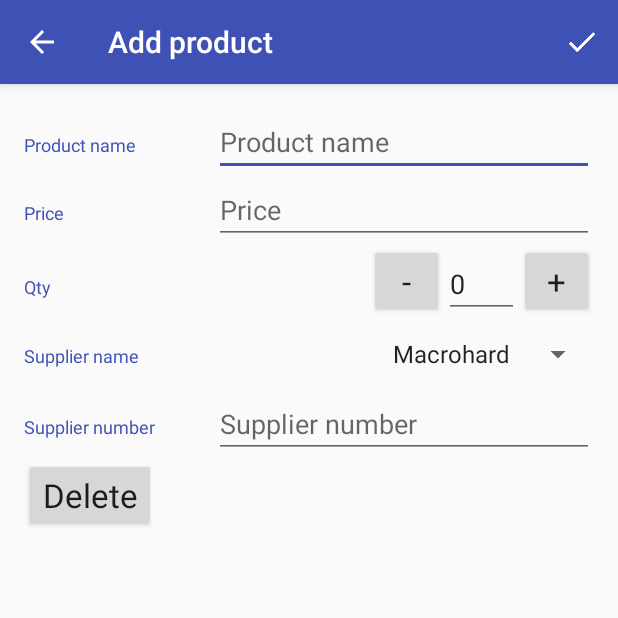
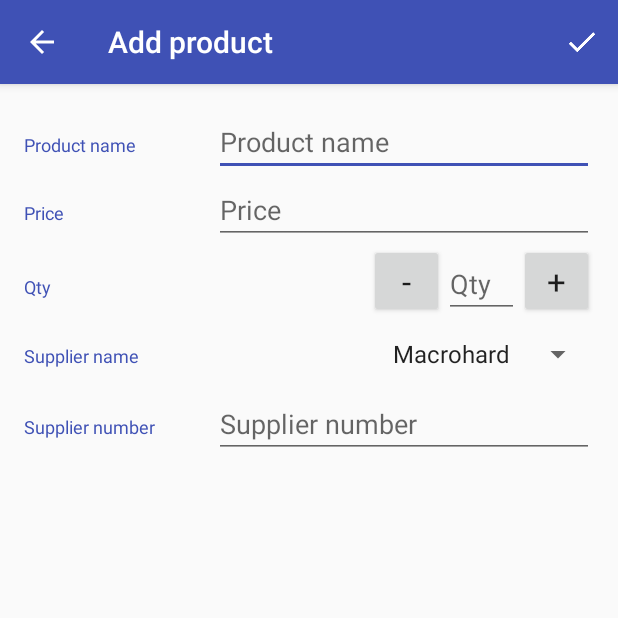
Before and after one commit to vsundesha/Inventory-App-Stage-1, an Android app: the MainActivity screen opened directly, with no data from a screen before it, on a phone screen of 412 x 824 dp, the top half of it. Run offline under Robolectric (Android 15) with nearby library versions, the phone set to English and light mode, and no system bars.

Commit message:
update delete sale and save

```diff
--- a/app/src/main/java/com/example/anrdoid/inventoryappstage1/data/InventoryContract.java
+++ b/app/src/main/java/com/example/anrdoid/inventoryappstage1/data/InventoryContract.java
@@ -35,6 +35,7 @@ public class InventoryContract {
         public final static int SUPPLIER_TWO = 1;
         public final static int SUPPLIER_THREE = 2;
 
+
         public static boolean isValidSupplier(int supplier) {
             if (supplier == SUPPLIER_ONE || supplier == SUPPLIER_TWO || supplier == SUPPLIER_THREE) {
                 return true;
--- a/app/src/main/java/com/example/anrdoid/inventoryappstage1/data/InventoryProvider.java
+++ b/app/src/main/java/com/example/anrdoid/inventoryappstage1/data/InventoryProvider.java
@@ -22,6 +22,7 @@ public class InventoryProvider extends ContentProvider {
     private static final UriMatcher uriMatcher = new UriMatcher(UriMatcher.NO_MATCH);
 
     private static final int PRODUCTS = 100;
+
     private static final int PRODUCT_ID = 101;
 
     static {
--- a/app/src/main/res/layout/activity_main.xml
+++ b/app/src/main/res/layout/activity_main.xml
@@ -76,7 +76,6 @@
                 android:layout_width="50dp"
                 android:layout_height="wrap_content"
                 android:hint="@string/product_quantity"
-                android:text="0"
                 android:inputType="number" />
             <Button
                 android:id="@+id/increment"
@@ -126,16 +125,4 @@
 
         </RelativeLayout>
     </LinearLayout>
-    <LinearLayout
-        android:layout_width="match_parent"
-        android:layout_height="wrap_content"
-        android:orientation="horizontal">
-        <Button
-            android:id="@+id/delete"
-            android:layout_width="wrap_content"
-            android:layout_height="wrap_content"
-            android:text="@string/delete"
-            android:textAppearance="?android:textAppearanceLarge"/>
-
-    </LinearLayout>
 </LinearLayout>
--- a/app/src/main/res/layout/list_item.xml
+++ b/app/src/main/res/layout/list_item.xml
@@ -83,7 +83,7 @@
     </LinearLayout>
 
     <Button
-        android:id="@+id/decrement"
+        android:id="@+id/sale"
         android:layout_width="wrap_content"
         android:gravity="center"
         android:text="@string/sale"
--- a/app/src/main/res/menu/menu_add.xml
+++ b/app/src/main/res/menu/menu_add.xml
@@ -9,5 +9,13 @@
         android:title="@string/action_save"
         android:icon="@drawable/ic_done_white_24dp"
         app:showAsAction="always" />
+    <item
+        android:id="@+id/call"
+        android:title="@string/call"
+        app:showAsAction="never" />
 
+    <item
+        android:id="@+id/delete_product"
+        android:title="@string/delete"
+        app:showAsAction="never" />
 </menu>
--- a/app/src/main/res/values/strings.xml
+++ b/app/src/main/res/values/strings.xml
@@ -1,5 +1,5 @@
 <resources>
-    <string name="app_name">Inventory_App_Stage_1</string>
+    <string name="app_name">Inventory App 2</string>
 
     <string name="add_product">Add product</string>
     <string name="edit_product">Edit product</string>
@@ -15,24 +15,38 @@
     <string name="supplier_three">Fbay</string>
 
     <string name="action_save">Save</string>
+
     <string name="editor_insert_product_failed">Insert Failed</string>
     <string name="editor_insert_product_successful">Insert Success</string>
+
     <string name="empty_view_title_text">No products in list</string>
     <string name="empty_view_subtitle_text">Get started by adding one</string>
+
     <string name="product_name_required">Product name required</string>
     <string name="price_required">Product price required</string>
     <string name="quantity_required">Product qty required</string>
     <string name="supplier_phone_required">Supplier phone required</string>
+
     <string name="update_failed">Product update failed</string>
     <string name="update_successful">Product update successful</string>
+
     <string name="minimum_qty">Minimum qty is 0</string>
     <string name="price_label">Price: </string>
     <string name="price_name">Name: </string>
     <string name="price_qty">Qty: </string>
+
     <string name="sale">SALE</string>
+
     <string name="decrement">-</string>
     <string name="increment">+</string>
+
+
+    <string name="cancel">Cancel</string>
+
+    <string name="call">Call</string>
+
+    <string name="delete">Delete</string>
     <string name="delete_msg">Delete this product ?</string>
-    <string name="delete">Delete</string>
-    <string name="cancel">Cancel</string>
+    <string name="delete_msg_pass">Product Deleted</string>
+    <string name="delete_msg_err">Delete Product failed</string>
 </resources>
```
Also changed, not shown: app/src/main/java/com/example/anrdoid/inventoryappstage1/InventoryActivity.java (+1 -9 lines), app/src/main/java/com/example/anrdoid/inventoryappstage1/MainActivity.java (+98 -71 lines), app/src/main/java/com/example/anrdoid/inventoryappstage1/ProductCursorAdapter.java (+27 -4 lines), 112 other files.
